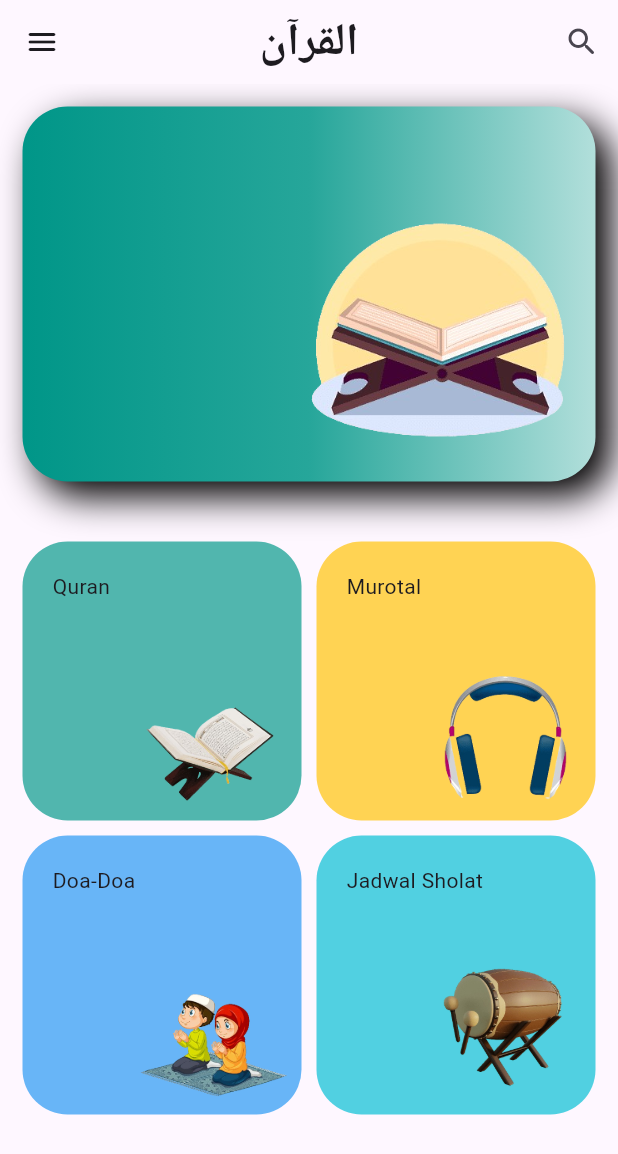
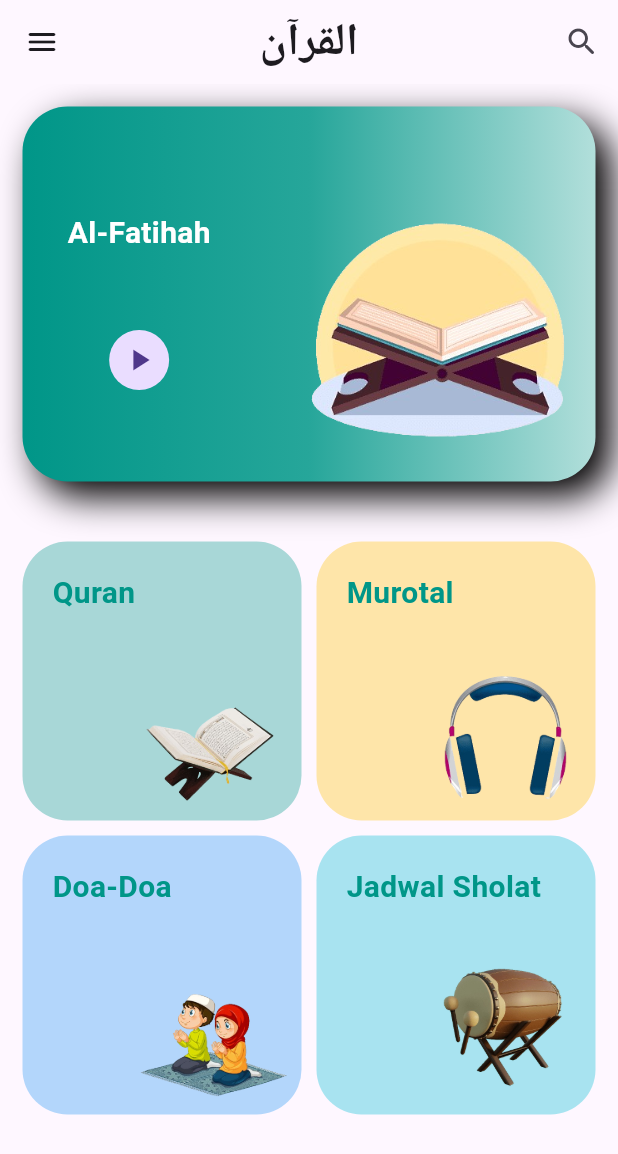
Before and after one commit to awangr/quran_, a Flutter app: the screen it shows after launch, on a phone screen of 412 x 824 dp. Shown: the top 1154 px of the screen. Run offline on Flutter 3.47's test engine with Material 3 defaults, Android fonts, the phone set to English and light mode, and no system bars; our stand-ins replace get.

Commit message:
penempatan folder

```diff
--- a/lib/app/modules/detail/controllers/detail_controller.dart
+++ b/lib/app/modules/detail_quran/controllers/detail_controller.dart
@@ -4,10 +4,10 @@ import 'package:get/get.dart';
 import 'package:quran_api/app/model/detail_surah.dart';
 import 'package:http/http.dart' as http;
 
-class DetailController extends GetxController {
+class DetailQuranController extends GetxController {
   Future<DetailSurah> getDetailSurah(String? nomor) async {
     //INI berfungsi untuk mencari tahu bahwa controller kita terdispose atau tidak
-    if (Get.isRegistered<DetailController>()) {
+    if (Get.isRegistered<DetailQuranController>()) {
       print('Controller  terdispose');
     } else {
       print('Controller tidak terdispose');
--- a/lib/app/modules/detail/views/detail_view.dart
+++ b/lib/app/modules/detail_quran/views/detail_view.dart
@@ -2,10 +2,10 @@ import 'package:flutter/material.dart';
 import 'package:get/get.dart';
 import 'package:quran_api/app/model/all_surah.dart';
 import 'package:quran_api/app/model/detail_surah.dart';
-import 'package:quran_api/app/modules/detail/controllers/detail_controller.dart';
+import 'package:quran_api/app/modules/detail_quran/controllers/detail_controller.dart';
 
-class DetailView extends GetView<DetailController> {
-  final controller = Get.put(DetailController());
+class DetailView extends GetView<DetailQuranController> {
+  final controller = Get.put(DetailQuranController());
 
   Widget build(BuildContext context) {
     final AllSurah? surah = Get.arguments;
--- a/lib/app/modules/home/views/home_view.dart
+++ b/lib/app/modules/home/views/home_view.dart
@@ -1,58 +1,145 @@
 import 'package:flutter/material.dart';
 import 'package:get/get.dart';
-import 'package:quran_api/app/model/all_surah.dart';
+import 'package:quran_api/app/modules/doa/views/doa_view.dart';
 import 'package:quran_api/app/modules/home/controllers/home_controller.dart';
-import 'package:simple_circular_progress_bar/simple_circular_progress_bar.dart';
-
-import '../../detail/views/detail_view.dart';
+import 'package:quran_api/app/modules/home_quran/views/home_quran_view.dart';
 
 class HomeView extends GetView<HomeController> {
-  final controller = Get.put(HomeController());
-
-  @override
   Widget build(BuildContext context) {
     return Scaffold(
-      body: SingleChildScrollView(
+      appBar: AppBar(
+        actions: [
+          IconButton(onPressed: () {}, icon: Icon(Icons.search_rounded))
+        ],
+        leading: IconButton(onPressed: () {}, icon: Icon(Icons.menu_rounded)),
+        centerTitle: true,
+        title: Text(
+          'القرآن',
+          style: TextStyle(fontSize: 30, fontWeight: FontWeight.bold),
+        ),
+      ),
+      body: SafeArea(
+        child: Padding(
+          padding: const EdgeInsets.all(15),
+          child: SingleChildScrollView(
             child: Column(
               children: [
-            FutureBuilder<List<AllSurah>>(
-              future: controller.getAllSurah(),
-              builder: (context, snapshot) {
-                if (snapshot.connectionState == ConnectionState.waiting) {
-                  return Column(
+                Container(
+                  child: Stack(
                     children: [
-                      Center(child: CircularProgressIndicator()),
+                      Positioned(
+                          left: 30,
+                          top: 70,
+                          child: Column(
+                            children: [
+                              Text(
+                                'Al-Fatihah',
+                                style: TextStyle(
+                                    color: Colors.white,
+                                    fontWeight: FontWeight.bold,
+                                    fontSize: 20),
+                              ),
+                              SizedBox(height: 50),
+                              CircleAvatar(
+                                child: Center(
+                                  child: Icon(Icons.play_arrow_sharp),
+                                ),
+                              )
                             ],
-                  );
-                } else if (snapshot.hasData) {
-                  return ListView.builder(
+                          )),
+                      Positioned(
+                          bottom: 6,
+                          right: 10,
+                          child: Container(
+                            width: 190,
+                            height: 190,
+                            child: Image.asset(
+                              'asset/images/quran.png',
+                              fit: BoxFit.contain,
+                            ),
+                          ))
+                    ],
+                  ),
+                  width: Get.width,
+                  height: 250,
+                  decoration: BoxDecoration(
+                      boxShadow: [
+                        BoxShadow(
+                            color: Colors.black,
+                            blurRadius: 20,
+                            offset: Offset(10, 10))
+                      ],
+                      borderRadius: BorderRadius.circular(30),
+                      gradient: LinearGradient(colors: [
+                        Colors.teal.shade500,
+                        Colors.teal.shade400,
+                        Colors.teal.shade100
+                      ])),
+                ),
+                SizedBox(height: 40),
+                GridView.builder(
                   shrinkWrap: true,
-                    itemCount: snapshot.data!.length,
+                  gridDelegate: SliverGridDelegateWithFixedCrossAxisCount(
+                      crossAxisCount: 2,
+                      mainAxisSpacing: 10,
+                      crossAxisSpacing: 10),
+                  itemCount: Menu.listMenu.length,
                   itemBuilder: (context, index) {
-                      AllSurah surah = snapshot.data![index];
-                      return Card(
-                        child: ListTile(
-                          onTap: () {
-                            if (surah == 1) {
-                              Get.reset();
-                            } else {
-                              //print('${surah.name}');
-                              Get.to(DetailView(), arguments: surah);
-                            }
-                          },
-                          title: Text('${surah.name}'),
+                    return InkWell(
+                      borderRadius: BorderRadius.circular(25),
+                      onTap: Menu.listMenu[index].onTap,
+                      child: Container(
+                        child: Stack(
+                          children: [
+                            Positioned(
+                                left: 20,
+                                top: 20,
+                                child: Text(
+                                  Menu.listMenu[index].text,
+                                  style: TextStyle(
+                                      color: Colors.teal,
+                                      fontSize: 20,
+                                      fontWeight: FontWeight.bold),
+                                )),
+                            Positioned(
+                                bottom: 10,
+                                right: 10,
+                                child: Image.asset(Menu.listMenu[index].image,
+                                    width: 100))
+                          ],
+                        ),
+                        decoration: BoxDecoration(
+                            borderRadius: BorderRadius.circular(30),
+                            color: Menu.listMenu[index].color
+                                .withOpacity(0.4) /*color.withOpacity(0.8)*/),
                       ),
                     );
                   },
-                  );
-                } else {
-                  throw Exception('ERRORR');
-                }
-              },
+                )
+              ],
             ),
-          ],
+          ),
         ),
       ),
     );
   }
 }
+
+class Menu {
+  String image;
+  String text;
+  Color color;
+  Function()? onTap;
+  Menu(this.image, this.text, this.color, this.onTap);
+  static List<Menu> listMenu = [
+    Menu('asset/images/qoroa.png', 'Quran', Colors.teal.shade400, () {
+      Get.to(HomeQuranView());
+    }),
+    Menu('asset/images/headphone.png', 'Murotal', Colors.amber.shade400, () {}),
+    Menu('asset/images/doa.png', 'Doa-Doa', Colors.blue.shade400, () {
+      Get.to(DoaView());
+    }),
+    Menu(
+        'asset/images/adzan.png', 'Jadwal Sholat', Colors.cyan.shade400, () {}),
+  ];
+}
--- a/lib/app/modules/menu_awal/controllers/menu_controller.dart
+++ /dev/null
@@ -1,3 +0,0 @@
-import 'package:get/get.dart';
-
-class MenuController extends GetxController {}
--- a/lib/app/modules/menu_awal/views/menu_view.dart
+++ /dev/null
@@ -1,127 +0,0 @@
-import 'package:flutter/material.dart';
-import 'package:get/get.dart';
-
-class MenuView extends GetView<MenuController> {
-  Widget build(BuildContext context) {
-    final List<String> gridImage = [
-      'asset/images/qoroa.png',
-      'asset/images/headphone.png',
-      'asset/images/doa.png',
-      'asset/images/qoroa.png'
-    ];
-    return Scaffold(
-      appBar: AppBar(
-        actions: [
-          IconButton(onPressed: () {}, icon: Icon(Icons.search_rounded))
-        ],
-        leading: IconButton(onPressed: () {}, icon: Icon(Icons.menu_rounded)),
-        centerTitle: true,
-        title: Text(
-          'القرآن',
-          style: TextStyle(fontSize: 30, fontWeight: FontWeight.bold),
-        ),
-      ),
-      body: SafeArea(
-        child: Padding(
-          padding: const EdgeInsets.all(15),
-          child: SingleChildScrollView(
-            child: Column(
-              children: [
-                Container(
-                  child: Stack(
-                    children: [
-                      Positioned(
-                          bottom: 6,
-                          right: 10,
-                          child: Container(
-                            width: 190,
-                            height: 190,
-                            child: Image.asset(
-                              'asset/images/quran.png',
-                              fit: BoxFit.contain,
-                            ),
-                          ))
-                    ],
-                  ),
-                  width: Get.width,
-                  height: 250,
-                  decoration: BoxDecoration(
-                      boxShadow: [
-                        BoxShadow(
-                            color: Colors.black,
-                            blurRadius: 20,
-                            offset: Offset(10, 10))
-                      ],
-                      borderRadius: BorderRadius.circular(30),
-                      gradient: LinearGradient(colors: [
-                        Colors.teal.shade500,
-                        Colors.teal.shade400,
-                        Colors.teal.shade100
-                      ])),
-                ),
-                SizedBox(height: 40),
-                GridView.builder(
-                  shrinkWrap: true,
-                  gridDelegate: SliverGridDelegateWithFixedCrossAxisCount(
-                      crossAxisCount: 2,
-                      mainAxisSpacing: 10,
-                      crossAxisSpacing: 10),
-                  itemCount: Menu.listMenu.length,
-                  itemBuilder: (context, index) {
-                    Color color;
-                    switch (index) {
-                      case 0:
-                        color = Colors.teal.shade400;
-                        break;
-                      case 1:
-                        color = Colors.amber.shade400;
-                        break;
-                      case 2:
-                        color = Colors.blue.shade400;
-                      case 3:
-                        color = Colors.cyan.shade400;
-                      default:
-                        color = Colors.white;
-                    }
-                    return Container(
-                      child: Stack(
-                        children: [
-                          Positioned(
-                              left: 20,
-                              top: 20,
-                              child: Text(Menu.listMenu[index].text)),
-                          Positioned(
-                              bottom: 10,
-                              right: 10,
-                              child: Image.asset(Menu.listMenu[index].image,
-                                  width: 100))
-                        ],
-                      ),
-                      decoration: BoxDecoration(
-                          borderRadius: BorderRadius.circular(30),
-                          color: Menu.listMenu[index].color
-                              .withOpacity(0.8) /*color.withOpacity(0.8)*/),
-                    );
-                  },
-                )
-              ],
-            ),
-          ),
-        ),
-      ),
-    );
-  }
-}
-
-class Menu {
-  String image;
-  String text;
-  Color color;
-  Menu(this.image, this.text, this.color);
-  static List<Menu> listMenu = [
-    Menu('asset/images/qoroa.png', 'Quran', Colors.teal.shade400),
-    Menu('asset/images/headphone.png', 'Murotal', Colors.amber.shade400),
-    Menu('asset/images/doa.png', 'Doa-Doa', Colors.blue.shade400),
-    Menu('asset/images/adzan.png', 'Jadwal Sholat', Colors.cyan.shade400),
-  ];
-}
--- a/lib/main.dart
+++ b/lib/main.dart
@@ -1,8 +1,8 @@
 import 'package:flutter/material.dart';
 import 'package:get/get.dart';
+import 'package:quran_api/app/modules/home_quran/views/home_quran_view.dart';
+import 'package:quran_api/app/modules/jadwal_sholat/views/jadwal_sholat_view.dart';
 import 'package:quran_api/app/modules/home/views/home_view.dart';
-import 'package:quran_api/app/modules/jadwal_sholat/views/jadwal_sholat_view.dart';
-import 'package:quran_api/app/modules/menu_awal/views/menu_view.dart';
 
 import 'app/modules/doa/views/doa_view.dart';
 
@@ -18,7 +18,7 @@ class MyApp extends StatelessWidget {
   Widget build(BuildContext context) {
     return GetMaterialApp(
       debugShowCheckedModeBanner: false,
-      home: MenuView(),
+      home: HomeView(),
       initialRoute: '/',
     );
   }
```
Also changed, not shown: lib/app/modules/detail/bindings/detail_binding.dart (deleted, +0 -11 lines), lib/app/modules/detail_quran/bindings/detail_binding.dart (added, +11 -0 lines), lib/app/modules/doa/controllers/doa_controller.dart (+7 -3 lines), lib/app/modules/doa/views/doa_view.dart (+25 -8 lines), lib/app/modules/home/bindings/home_binding.dart (deleted, +0 -11 lines), lib/app/modules/home/controllers/home_controller.dart (+1 -23 lines), lib/app/modules/home_quran/bindings/home_binding.dart (added, +11 -0 lines), lib/app/modules/home_quran/controllers/home_quran_controller.dart (added, +25 -0 lines), lib/app/modules/home_quran/views/home_quran_view.dart (added, +117 -0 lines), asset/icons/circular.png (added). Lines whose indentation alone changed are shown as unchanged.
